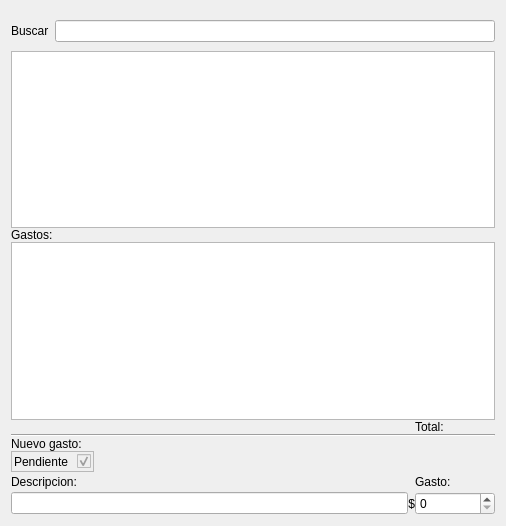
Above: src/ui/gastos.ui from leosmolas/conotels before the change. Below: the same form after it.
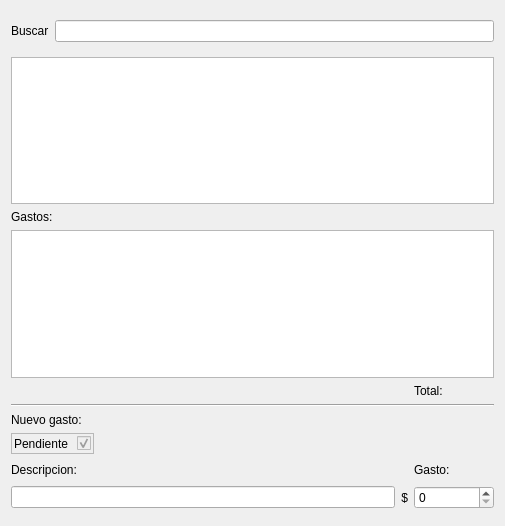
That is the form after the change.

Commit message: modifiqué unas cosas de la ui. Estuve tratando de colorear las rows en la tabla de acuerdo a si están pendientes o no, pero pude. Si alguien puede... le agradecería. Más tarde pongo el boton para cancelar todas las pendientes (tieen que ser más fácil)

```diff
--- a/src/ui/gastos.ui
+++ b/src/ui/gastos.ui
@@ -6,7 +6,7 @@
    <rect>
     <x>0</x>
     <y>0</y>
-    <width>506</width>
+    <width>505</width>
     <height>526</height>
    </rect>
   </property>
@@ -17,7 +17,7 @@
    <item row="0" column="0">
     <layout class="QGridLayout" name="gridLayout">
      <property name="spacing">
-      <number>0</number>
+      <number>6</number>
      </property>
      <item row="4" column="0" colspan="4">
       <widget class="QTableView" name="gastosTableView">
```
The commit also changes 3 other files.
